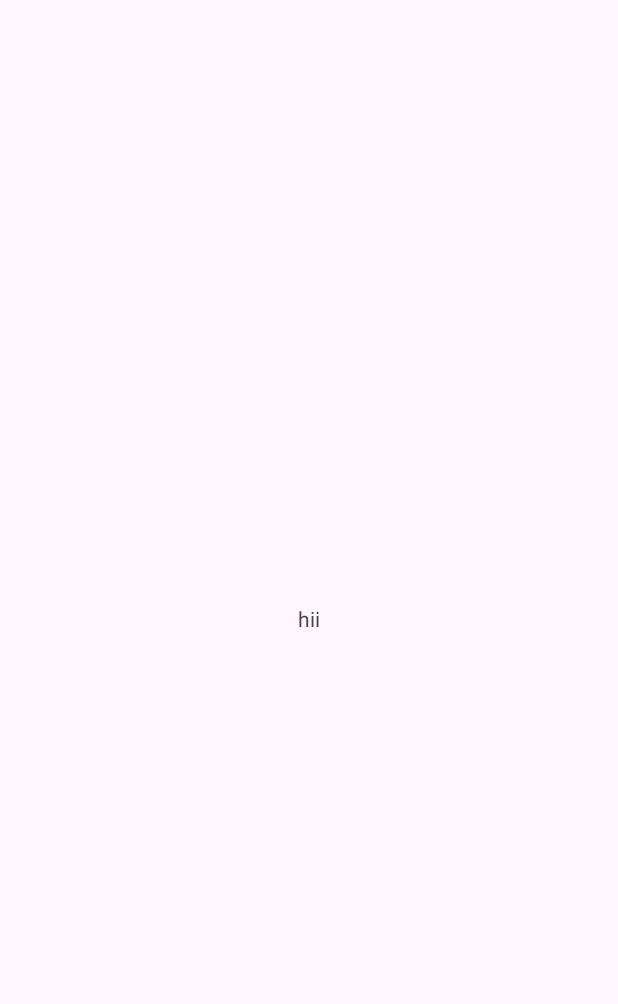
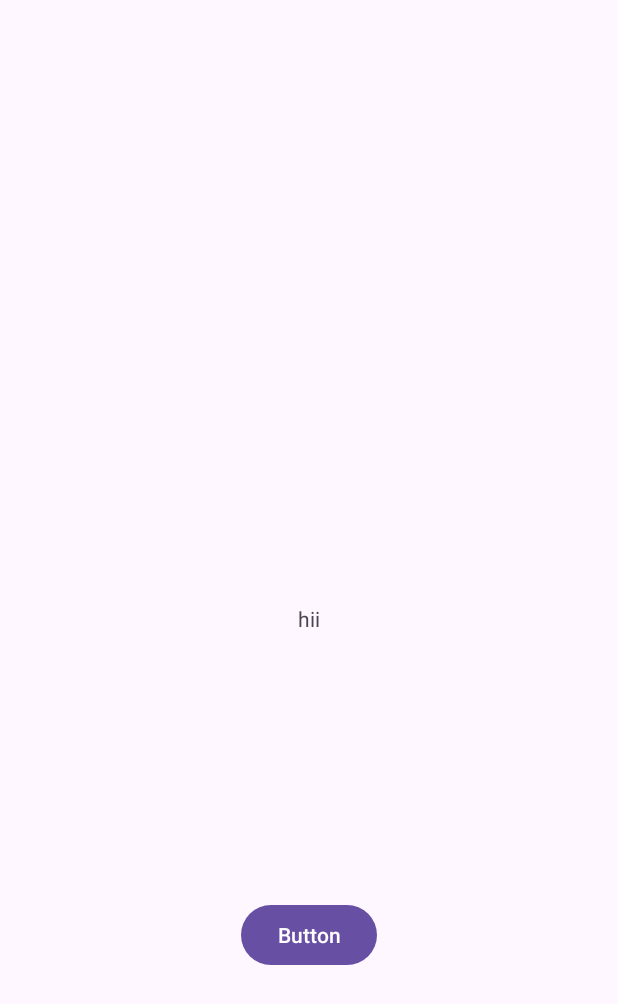
Before and after one commit to jyotiradityajmj1810/Placement_Ready, an Android app: the screen it shows after launch (MainActivity), on a phone screen of 412 x 824 dp. Before the commit the part shown is almost empty. Shown: the top 1004 px of the screen. Run offline under Robolectric (Android 15) with nearby library versions, the phone set to English and light mode, and no system bars.

Commit message:
adding reqired files

```diff
--- a/app/src/main/java/com/example/placement_ready/MainActivity.java
+++ b/app/src/main/java/com/example/placement_ready/MainActivity.java
@@ -1,14 +1,16 @@
-package com.example.placement_ready;
+  package com.example.placement_ready;
 
 import androidx.appcompat.app.AppCompatActivity;
 
 import android.os.Bundle;
+import android.widget.TextView;
 
-public class MainActivity extends AppCompatActivity {
+  public class MainActivity extends AppCompatActivity {
 
     @Override
     protected void onCreate(Bundle savedInstanceState) {
         super.onCreate(savedInstanceState);
         setContentView(R.layout.activity_main);
+        TextView titel = findViewById(R.id.firsttext);
     }
 }
--- a/app/src/main/res/layout/activity_main.xml
+++ b/app/src/main/res/layout/activity_main.xml
@@ -7,6 +7,7 @@
     tools:context=".MainActivity">
 
     <TextView
+        android:id="@+id/firsttext"
         android:layout_width="wrap_content"
         android:layout_height="wrap_content"
         android:text="hii"
@@ -15,4 +16,14 @@
         app:layout_constraintStart_toStartOf="parent"
         app:layout_constraintTop_toTopOf="parent" />
 
+    <Button
+        android:id="@+id/button"
+        android:layout_width="wrap_content"
+        android:layout_height="wrap_content"
+        android:text="Button"
+        app:layout_constraintBottom_toBottomOf="parent"
+        app:layout_constraintEnd_toEndOf="parent"
+        app:layout_constraintStart_toStartOf="parent"
+        app:layout_constraintTop_toBottomOf="@+id/firsttext" />
+
 </androidx.constraintlayout.widget.ConstraintLayout>
--- /dev/null
+++ b/build.gradle.kts
@@ -0,0 +1,4 @@
+// Top-level build file where you can add configuration options common to all sub-projects/modules.
+plugins {
+    id("com.android.application") version "8.1.1" apply false
+}
```
Also changed, not shown: 1 other file.
